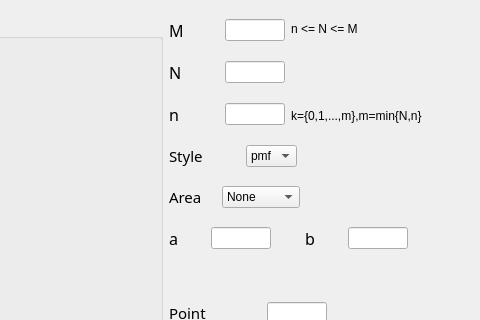
Before: the Qt Designer form uiView/hypergeometricDialog.ui in ShaohuaTong/Verteilung_Analyse, drawn with Qt 5; both pictures show x 613 to 1093 and y 0 to 320 of the 1093 by 780 pixel window.
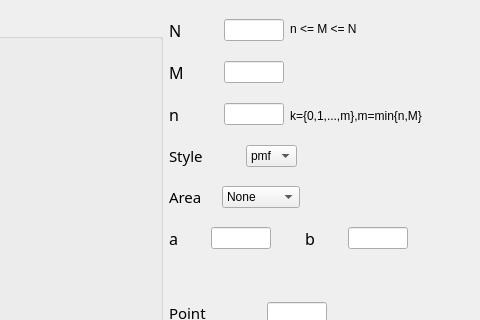
After: the same form once the commit is applied.

```diff
--- a/uiView/hypergeometricDialog.ui
+++ b/uiView/hypergeometricDialog.ui
@@ -58,7 +58,7 @@
                             </font>
                            </property>
                            <property name="text">
-                            <string>M</string>
+                            <string>N</string>
                            </property>
                           </widget>
                          </item>
@@ -111,7 +111,7 @@
                             </font>
                            </property>
                            <property name="text">
-                            <string>N</string>
+                            <string>M</string>
                            </property>
                           </widget>
                          </item>
@@ -207,7 +207,7 @@
                           <number>1</number>
                          </property>
                          <property name="text">
-                          <string>n &lt;= N &lt;= M</string>
+                          <string>n &lt;= M &lt;= N</string>
                          </property>
                         </widget>
                        </item>
@@ -272,7 +272,7 @@
                          <item>
                           <widget class="QLabel" name="label_area_regel">
                            <property name="text">
-                            <string>k={0,1,...,m},m=min{N,n}</string>
+                            <string>k={0,1,...,m},m=min{n,M}</string>
                            </property>
                           </widget>
                          </item>
```
